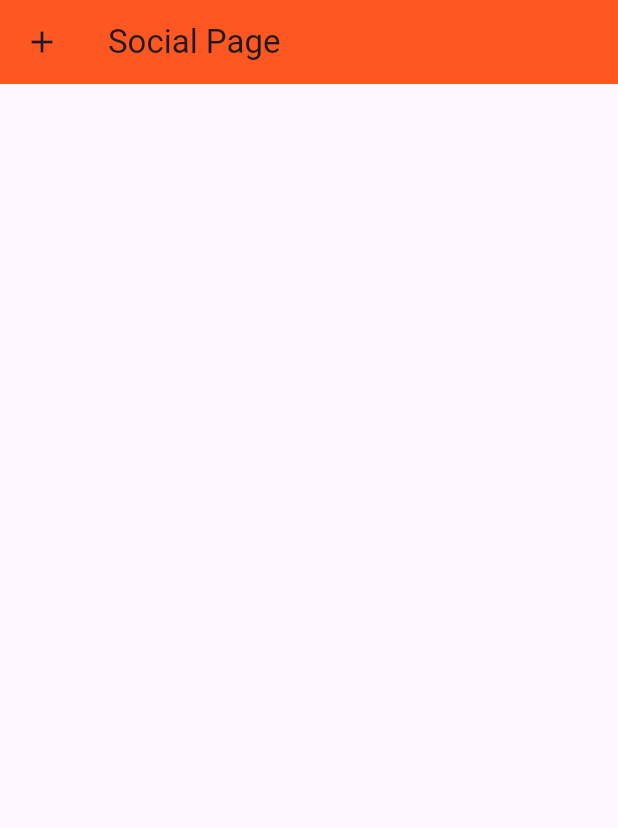
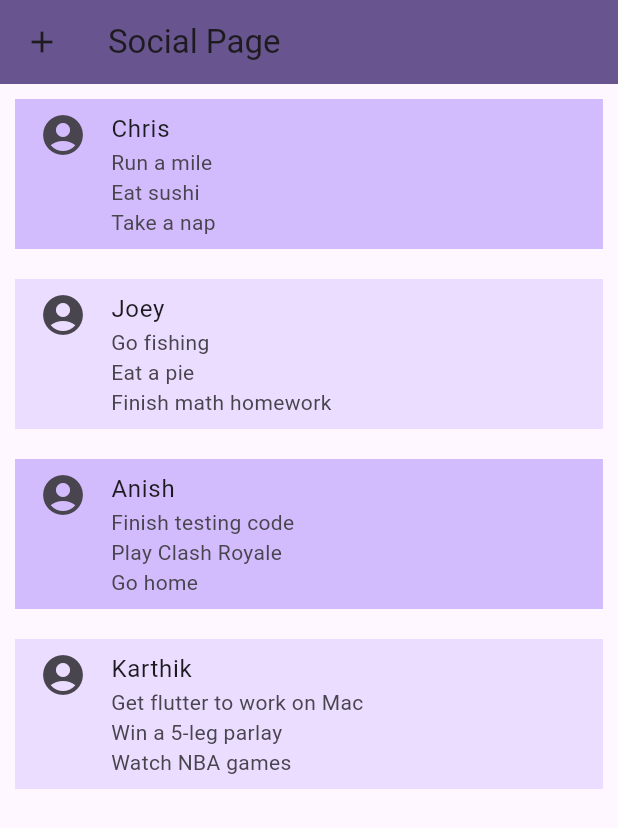
Before and after one commit to giuseppeb-816/check_it, a Flutter app: the MyStatefulWidget screen opened directly, on a phone screen of 412 x 824 dp. Shown: the top 828 px of the screen. Run offline on Flutter 3.47's test engine with Material 2 defaults, Android fonts, the phone set to English and light mode, and no system bars; our stand-ins replace firebase_auth, firebase_core; accounts and stored records are empty; network calls fail.

Commit message:
Fix SocialPage.dart

```diff
--- a/lib/pages/SocialPage.dart
+++ b/lib/pages/SocialPage.dart
@@ -11,8 +11,12 @@ class MyApp extends StatelessWidget {
 
   @override
   Widget build(BuildContext context) {
-    return const MaterialApp(
+    return MaterialApp(
       title: _title,
+      theme: ThemeData(
+          useMaterial3: true,
+          colorScheme: ColorScheme.fromSeed(seedColor: Colors.deepPurple)
+      ),
       home: MyStatefulWidget(),
     );
   }
@@ -28,23 +32,23 @@ class MyStatefulWidget extends StatefulWidget {
 class _MyStatefulWidgetState extends State<MyStatefulWidget> {
   List<int> top = <int>[];
   List<int> bottom = <int>[];
-  List<String> goals = [
-    "Run a mile",
-    "eat sushi for the first time",
-    "take a nap",
-    "Go fishing",
-    "Eat pie",
-    "Finish math homework",
-    "Take a walk",
-    "Go to Starbucks"
+
+  List<List<String>> goals = [
+    ["Chris", "Run a mile", "Eat sushi", "Take a nap"],
+    ["Joey", "Go fishing", "Eat a pie", "Finish math homework"],
+    ["Anish", "Finish testing code", "Play Clash Royale", "Go home"],
+    ["Karthik", "Get flutter to work on Mac", "Win a 5-leg parlay", "Watch NBA games"]
   ];
+
   @override
   Widget build(BuildContext context) {
     const Key centerKey = ValueKey<String>('bottom-sliver-list');
+    var theme = Theme.of(context);
+
     return Scaffold(
       appBar: AppBar(
         title: const Text('Social Page'),
-        backgroundColor: Colors.deepOrange[500],
+        backgroundColor: theme.colorScheme.primary,
         leading: IconButton(
           icon: const Icon(Icons.add),
           onPressed: () {
@@ -58,32 +62,27 @@ class _MyStatefulWidgetState extends State<MyStatefulWidget> {
           },
         ),
       ),
-      body: CustomScrollView(
-        center: centerKey,
-        slivers: <Widget>[
-          SliverList(
-            key: centerKey,
-            delegate: SliverChildBuilderDelegate(
-                  (BuildContext context, int index) {
-                return Container(
-                  alignment: Alignment.center,
-                  color: index % 2 == 0 ? Colors.blue : Colors.yellow,
-                  height: 100,
-                  child: Column(
-                    children: <Widget>[
-                      Text('Goal: ${goals[index]}',
-                        style: Theme.of(context).textTheme.headline5,
-                      ),
-                      Text('Owner: Chris'),
-                    ],
+      body: Padding (
+        padding: EdgeInsets.all(0),
+        child: ListView.builder(
+            itemCount: goals.length,
+            itemBuilder: (BuildContext context, int index) {
+              return Padding (
+                padding: EdgeInsets.all(10),
+                child: ListTile(
+                  leading: const Icon(
+                      Icons.account_circle,
+                    size: 32,
                   ),
-                );
-              },
-              childCount: bottom.length,
-            ),
-          ),
-        ],
-      ),
+                  tileColor: index % 2 == 0 ? theme.colorScheme.inversePrimary : theme.colorScheme.primaryContainer,
+                  title: Text('${goals[index][0]}'),
+                  subtitle: Text("${goals[index][1]}\n${goals[index][2]}\n${goals[index][3]}"),
+                  isThreeLine: true,
+                ),
+              );
+            }
+        ),
+      )
     );
   }
 }
```
